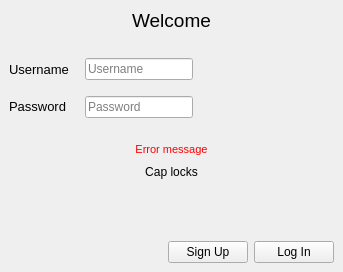
Old version of the form ui/login.ui in the repository VicMbugua/TaskManagementSystem.
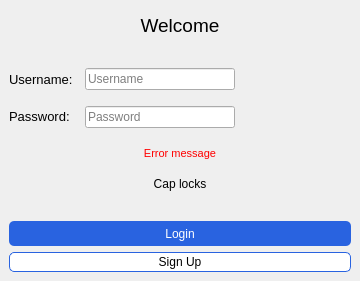
New version of the form.

What changed in the file:
```diff
--- a/ui/login.ui
+++ b/ui/login.ui
@@ -6,8 +6,8 @@
    <rect>
     <x>0</x>
     <y>0</y>
-    <width>343</width>
-    <height>272</height>
+    <width>360</width>
+    <height>281</height>
    </rect>
   </property>
   <property name="sizePolicy">
@@ -71,7 +71,7 @@
          </font>
         </property>
         <property name="text">
-         <string>Username</string>
+         <string>Username:</string>
         </property>
        </widget>
       </item>
@@ -83,6 +83,12 @@
           <verstretch>0</verstretch>
          </sizepolicy>
         </property>
+        <property name="minimumSize">
+         <size>
+          <width>150</width>
+          <height>20</height>
+         </size>
+        </property>
         <property name="placeholderText">
          <string>Username</string>
         </property>
@@ -105,6 +111,9 @@
     </item>
     <item>
      <layout class="QHBoxLayout" name="horizontalLayout_3">
+      <property name="bottomMargin">
+       <number>10</number>
+      </property>
       <item>
        <widget class="QLabel" name="label_3">
         <property name="sizePolicy">
@@ -125,7 +134,7 @@
          </font>
         </property>
         <property name="text">
-         <string>Password</string>
+         <string>Password:</string>
         </property>
        </widget>
       </item>
@@ -137,6 +146,12 @@
           <verstretch>0</verstretch>
          </sizepolicy>
         </property>
+        <property name="minimumSize">
+         <size>
+          <width>150</width>
+          <height>20</height>
+         </size>
+        </property>
         <property name="inputMethodHints">
          <set>Qt::ImhHiddenText|Qt::ImhNoAutoUppercase|Qt::ImhNoPredictiveText|Qt::ImhSensitiveData</set>
         </property>
@@ -166,28 +181,18 @@
       </item>
      </layout>
     </item>
-    <item>
-     <spacer name="verticalSpacer_2">
-      <property name="orientation">
-       <enum>Qt::Vertical</enum>
-      </property>
-      <property name="sizeType">
-       <enum>QSizePolicy::Fixed</enum>
-      </property>
-      <property name="sizeHint" stdset="0">
-       <size>
-        <width>20</width>
-        <height>15</height>
-       </size>
-      </property>
-     </spacer>
-    </item>
     <item>
      <widget class="QLabel" name="error_message">
+      <property name="sizePolicy">
+       <sizepolicy hsizetype="Preferred" vsizetype="Fixed">
+        <horstretch>0</horstretch>
+        <verstretch>10</verstretch>
+       </sizepolicy>
+      </property>
       <property name="minimumSize">
        <size>
         <width>0</width>
-        <height>20</height>
+        <height>18</height>
        </size>
       </property>
       <property name="font">
@@ -204,9 +209,6 @@
       <property name="alignment">
        <set>Qt::AlignCenter</set>
       </property>
-      <property name="margin">
-       <number>0</number>
-      </property>
      </widget>
     </item>
     <item>
@@ -217,66 +219,82 @@
       <property name="alignment">
        <set>Qt::AlignCenter</set>
       </property>
-      <property name="margin">
-       <number>3</number>
-      </property>
      </widget>
     </item>
     <item>
-     <spacer name="verticalSpacer">
+     <spacer name="verticalSpacer_2">
       <property name="orientation">
        <enum>Qt::Vertical</enum>
       </property>
+      <property name="sizeType">
+       <enum>QSizePolicy::Fixed</enum>
+      </property>
       <property name="sizeHint" stdset="0">
        <size>
         <width>20</width>
-        <height>40</height>
+        <height>15</height>
        </size>
       </property>
      </spacer>
     </item>
     <item>
-     <layout class="QHBoxLayout" name="horizontalLayout_4">
-      <item>
-       <spacer name="horizontalSpacer_5">
-        <property name="orientation">
-         <enum>Qt::Horizontal</enum>
-        </property>
-        <property name="sizeType">
-         <enum>QSizePolicy::Expanding</enum>
-        </property>
-        <property name="sizeHint" stdset="0">
-         <size>
-          <width>40</width>
-          <height>20</height>
-         </size>
-        </property>
-       </spacer>
-      </item>
-      <item>
-       <widget class="QPushButton" name="sign_up_btn">
-        <property name="toolTip">
-         <string>&lt;html&gt;&lt;head/&gt;&lt;body&gt;&lt;p&gt;Create a new account.&lt;/p&gt;&lt;/body&gt;&lt;/html&gt;</string>
-        </property>
-        <property name="text">
-         <string>Sign Up</string>
-        </property>
-        <property name="autoDefault">
-         <bool>true</bool>
-        </property>
-       </widget>
-      </item>
-      <item>
-       <widget class="QPushButton" name="login_btn">
-        <property name="text">
-         <string>Log In</string>
-        </property>
-        <property name="autoDefault">
-         <bool>true</bool>
-        </property>
-       </widget>
-      </item>
-     </layout>
+     <widget class="QPushButton" name="login_btn">
+      <property name="minimumSize">
+       <size>
+        <width>0</width>
+        <height>25</height>
+       </size>
+      </property>
+      <property name="styleSheet">
+       <string notr="true">QPushButton{
+border: none;
+border-radius: 5px;
+background-color: rgb(41, 99, 224);
+color: white;
+}
+QPushButton:hover{
+background-color: rgb(0, 255, 255);
+color: black;
+}</string>
+      </property>
+      <property name="text">
+       <string>Login</string>
+      </property>
+      <property name="autoDefault">
+       <bool>true</bool>
+      </property>
+     </widget>
+    </item>
+    <item>
+     <widget class="QPushButton" name="sign_up_btn">
+      <property name="minimumSize">
+       <size>
+        <width>65</width>
+        <height>20</height>
+       </size>
+      </property>
+      <property name="toolTip">
+       <string>&lt;html&gt;&lt;head/&gt;&lt;body&gt;&lt;p&gt;Create a new account.&lt;/p&gt;&lt;/body&gt;&lt;/html&gt;</string>
+      </property>
+      <property name="styleSheet">
+       <string notr="true">QPushButton{
+border: 1px solid rgb(41, 99, 224);
+border-radius: 5px;
+background-color: white;
+}
+QPushButton:hover{
+background-color: rgb(0, 255, 255);
+color: black;
+border: none;
+}</string>
+      </property>
+      <property name="text">
+       <string>Sign Up</string>
+      </property>
+      <property name="autoDefault">
+       <bool>true</bool>
+      </property>
+     </widget>
     </item>
    </layout>
   </widget>
```
